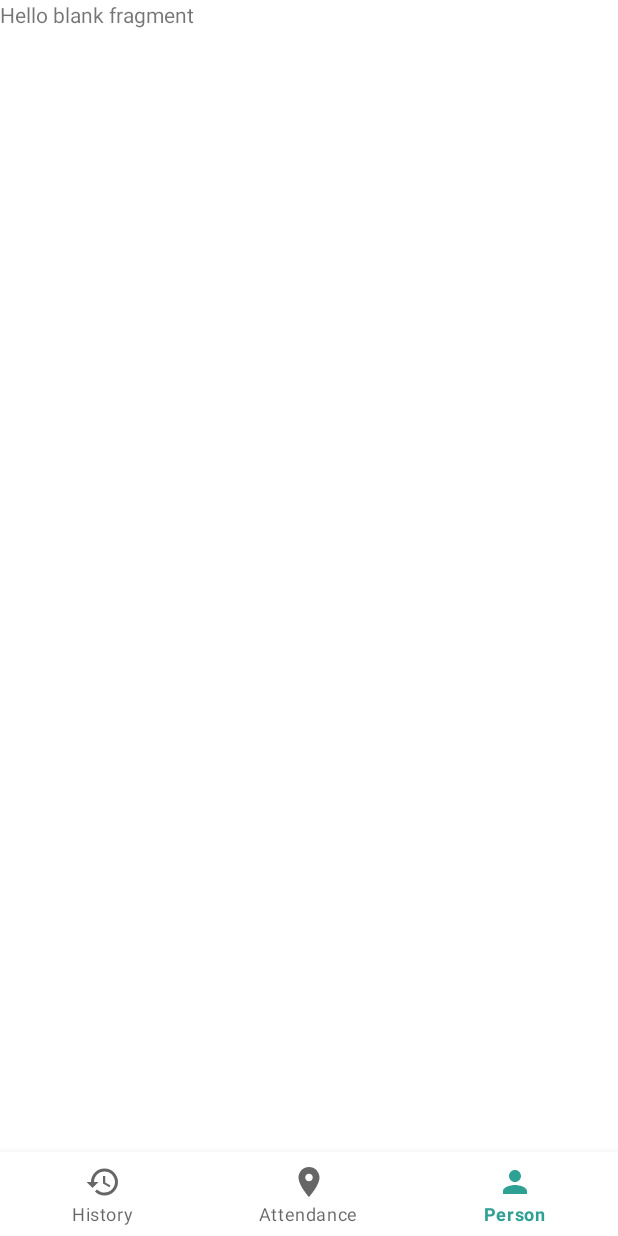
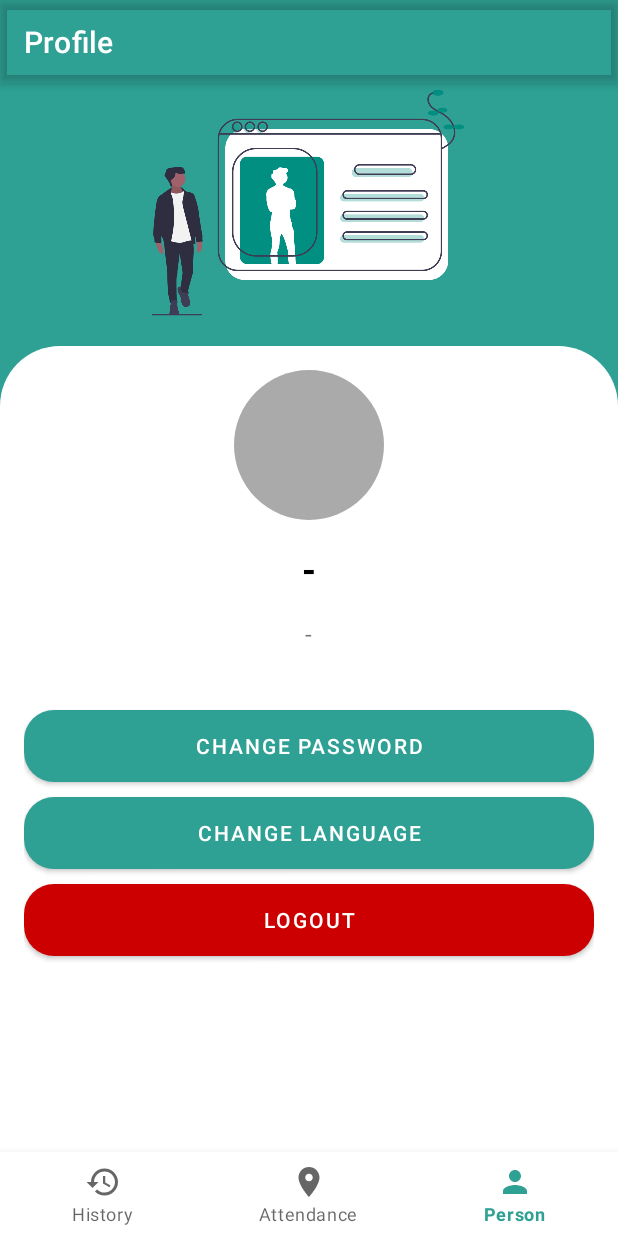
Before and after one commit to pokrenz/bosslur-mtag, an Android app: the screen it shows after launch (MainActivity), item 3 of the bottom bar chosen, on a phone screen of 412 x 824 dp. Run offline under Robolectric (Android 15) with nearby library versions, the phone set to English and light mode, and no system bars; our stand-ins replace CircleImageView.

Commit message:
Create profile page UI and rename menu person to profile

```diff
--- a/app/src/main/java/com/bosslur/mtagv2/views/profile/ProfileFragment.kt
+++ b/app/src/main/java/com/bosslur/mtagv2/views/profile/ProfileFragment.kt
@@ -7,28 +7,8 @@ import android.view.View
 import android.view.ViewGroup
 import com.bosslur.mtagv2.R
 
-// TODO: Rename parameter arguments, choose names that match
-// the fragment initialization parameters, e.g. ARG_ITEM_NUMBER
-private const val ARG_PARAM1 = "param1"
-private const val ARG_PARAM2 = "param2"
 
-/**
- * A simple [Fragment] subclass.
- * Use the [ProfileFragment.newInstance] factory method to
- * create an instance of this fragment.
- */
 class ProfileFragment : Fragment() {
-    // TODO: Rename and change types of parameters
-    private var param1: String? = null
-    private var param2: String? = null
-
-    override fun onCreate(savedInstanceState: Bundle?) {
-        super.onCreate(savedInstanceState)
-        arguments?.let {
-            param1 = it.getString(ARG_PARAM1)
-            param2 = it.getString(ARG_PARAM2)
-        }
-    }
 
     override fun onCreateView(
         inflater: LayoutInflater, container: ViewGroup?,
@@ -38,23 +18,5 @@ class ProfileFragment : Fragment() {
         return inflater.inflate(R.layout.fragment_profile, container, false)
     }
 
-    companion object {
-        /**
-         * Use this factory method to create a new instance of
-         * this fragment using the provided parameters.
-         *
-         * @param param1 Parameter 1.
-         * @param param2 Parameter 2.
-         * @return A new instance of fragment ProfileFragment.
-         */
-        // TODO: Rename and change types and number of parameters
-        @JvmStatic
-        fun newInstance(param1: String, param2: String) =
-            ProfileFragment().apply {
-                arguments = Bundle().apply {
-                    putString(ARG_PARAM1, param1)
-                    putString(ARG_PARAM2, param2)
-                }
-            }
-    }
+
 }
--- /dev/null
+++ b/app/src/main/res/drawable/bg_button_secondary.xml
@@ -0,0 +1,7 @@
+<?xml version="1.0" encoding="utf-8"?>
+<shape xmlns:android="http://schemas.android.com/apk/res/android"
+    android:shape="rectangle">
+    <solid android:color="@android:color/holo_red_dark" />
+    <corners android:radius="20dp" />
+
+</shape>
--- /dev/null
+++ b/app/src/main/res/drawable/bg_profile.xml
@@ -0,0 +1,6 @@
+<?xml version="1.0" encoding="utf-8"?>
+<shape xmlns:android="http://schemas.android.com/apk/res/android"
+    android:shape="rectangle">
+    <solid android:color="@android:color/white"/>
+    <corners android:topLeftRadius="40dp" android:topRightRadius="40dp" />
+</shape>
--- a/app/src/main/res/layout/fragment_profile.xml
+++ b/app/src/main/res/layout/fragment_profile.xml
@@ -1,14 +1,112 @@
 <?xml version="1.0" encoding="utf-8"?>
-<FrameLayout xmlns:android="http://schemas.android.com/apk/res/android"
+<androidx.constraintlayout.widget.ConstraintLayout xmlns:android="http://schemas.android.com/apk/res/android"
     xmlns:tools="http://schemas.android.com/tools"
     android:layout_width="match_parent"
     android:layout_height="match_parent"
+    android:background="@color/colorPrimary"
+    xmlns:app="http://schemas.android.com/apk/res-auto"
     tools:context=".views.profile.ProfileFragment">
 
-    <!-- TODO: Update blank fragment layout -->
-    <TextView
+    <com.google.android.material.appbar.AppBarLayout
+        android:id="@+id/appbarProfile"
         android:layout_width="match_parent"
-        android:layout_height="match_parent"
-        android:text="@string/hello_blank_fragment" />
+        android:layout_height="wrap_content"
+        android:background="@android:color/transparent"
+        android:elevation="0dp"
+        app:layout_constraintTop_toTopOf="parent"
+        >
+        <androidx.appcompat.widget.Toolbar
+            android:id="@+id/tbProfile"
+            android:layout_width="match_parent"
+            android:layout_height="match_parent"
+            android:background="@android:color/transparent"
+            app:title="Profile"
+            app:titleTextColor="@android:color/white"
+            android:elevation="0dp"
+            />
+    </com.google.android.material.appbar.AppBarLayout>
 
-</FrameLayout>
+    <ScrollView
+        android:layout_width="match_parent"
+        android:layout_height="0dp"
+        android:fillViewport="true"
+        app:layout_constraintBottom_toBottomOf="parent"
+        app:layout_constraintTop_toBottomOf="@id/appbarProfile"
+        >
+    <LinearLayout
+        android:layout_width="match_parent"
+        android:layout_height="wrap_content"
+        android:orientation="vertical"
+        android:gravity="center_horizontal"
+        >
+        <ImageView
+            android:id="@+id/image_view_profile"
+            android:layout_width="wrap_content"
+            android:layout_height="wrap_content"
+            android:src="@drawable/image_profile"
+            android:layout_marginTop="4dp"
+            />
+        <LinearLayout
+            android:layout_width="match_parent"
+            android:layout_height="match_parent"
+            android:orientation="vertical"
+            android:layout_marginTop="20dp"
+            android:padding="16dp"
+            android:gravity="center_horizontal"
+            android:background="@drawable/bg_profile"
+            >
+            <de.hdodenhof.circleimageview.CircleImageView
+                android:id="@+id/ivProfile"
+                android:layout_width="100dp"
+                android:layout_height="100dp"
+                android:src="@android:color/darker_gray"
+                />
+            <TextView
+                android:id="@+id/tvNameProfile"
+                android:layout_width="wrap_content"
+                android:layout_height="wrap_content"
+                android:text="-"
+                android:textSize="24sp"
+                android:textStyle="bold"
+                android:textColor="@android:color/black"
+                android:layout_margin="16dp"
+                />
+            <TextView
+                android:id="@+id/tvEmailProfile"
+                android:layout_width="wrap_content"
+                android:layout_height="wrap_content"
+                android:text="-"
+                android:textSize="16sp"
+                />
+            <Button
+                android:id="@+id/btnChangePassword"
+                android:layout_width="match_parent"
+                android:layout_height="wrap_content"
+                android:text="Change Password"
+                android:background="@drawable/bg_btn_primary"
+                android:layout_marginTop="40dp"
+                />
+            <Button
+                android:id="@+id/btnChangeLanguage"
+                android:layout_width="match_parent"
+                android:layout_height="wrap_content"
+                android:text="Change Language"
+                android:background="@drawable/bg_btn_primary"
+                android:layout_marginTop="10dp"
+                />
+            <Button
+                android:id="@+id/btnLogout"
+                android:layout_width="match_parent"
+                android:layout_height="wrap_content"
+                android:text="Logout"
+                app:backgroundTint="@null"
+                android:background="@drawable/bg_button_secondary"
+                android:layout_marginTop="10dp"
+                />
+
+        </LinearLayout>
+    </LinearLayout>
+
+    </ScrollView>
+
+</androidx.constraintlayout.widget.ConstraintLayout>
```
